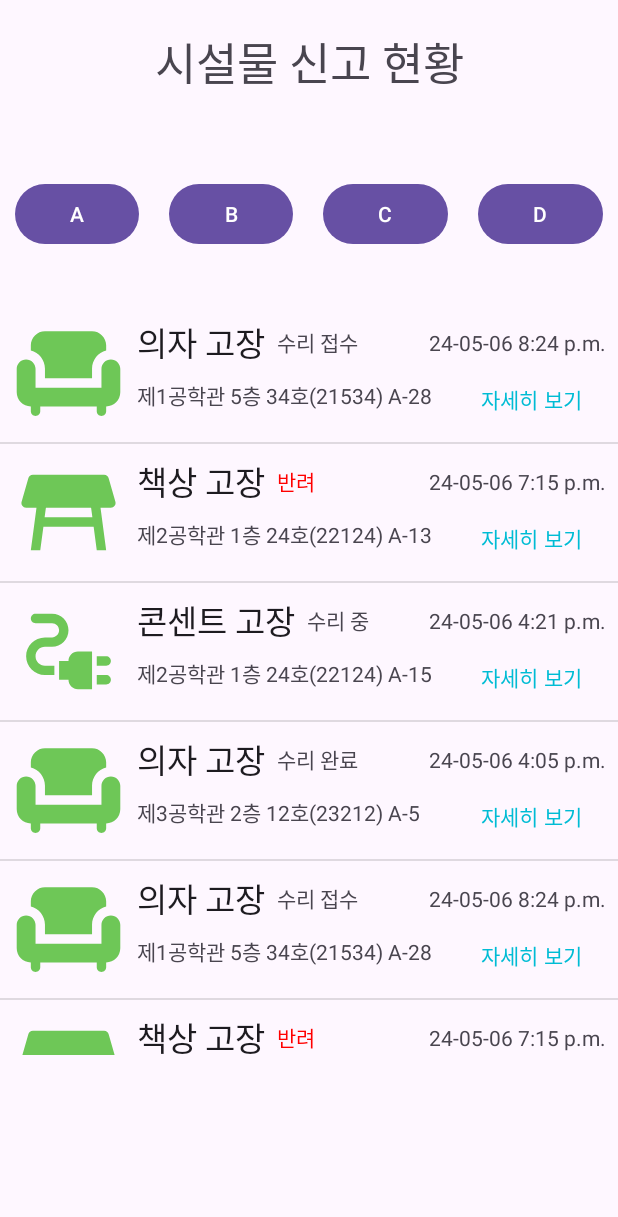
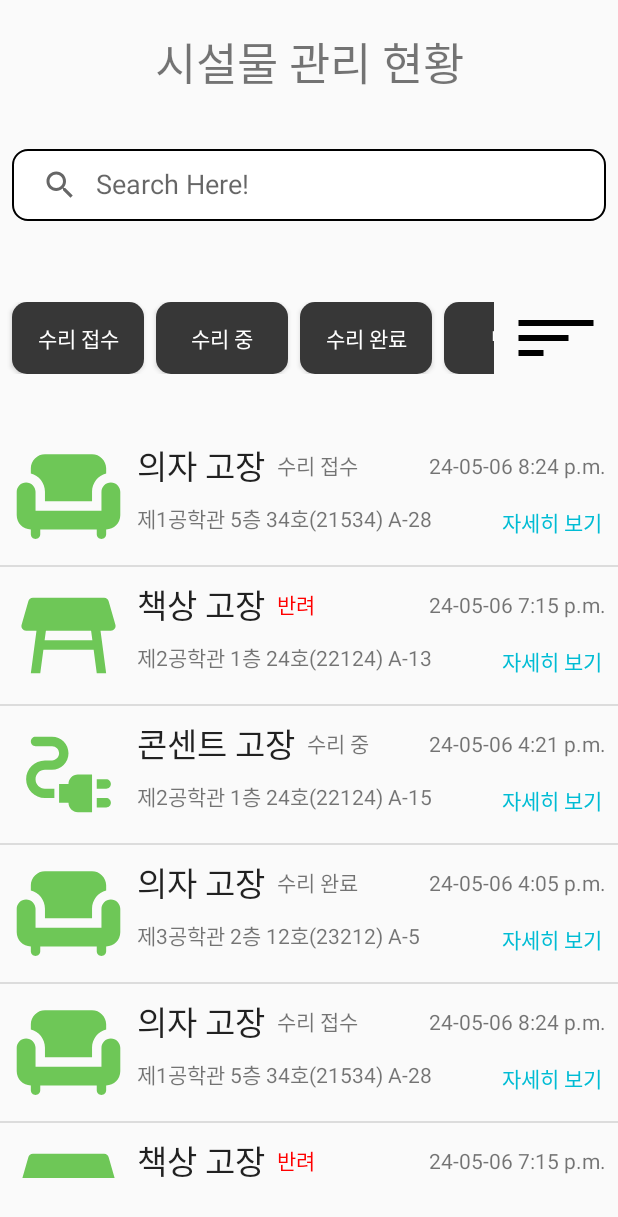
Before and after one commit to 24-1-SKKU-SE/2024spring_42class_team12, an Android app: the screen it shows after launch (MainActivity), on a phone screen of 412 x 824 dp. Shown: the top 1217 px of the screen. Run offline under Robolectric (Android 15) with nearby library versions, the phone set to English and light mode, and no system bars.

Commit message:
Add Search, Filter

```diff
--- a/FixSkkuFront/app/src/main/java/com/skku/fixskkufront/MainActivity.kt
+++ b/FixSkkuFront/app/src/main/java/com/skku/fixskkufront/MainActivity.kt
@@ -1,13 +1,7 @@
 package com.skku.fixskkufront
 
-import android.app.Dialog
-import android.os.Build
 import android.os.Bundle
-import android.view.View
-import android.view.ViewGroup
-import android.widget.Button
 import android.widget.ListView
-import android.widget.Toast
 import androidx.activity.enableEdgeToEdge
 import androidx.appcompat.app.AppCompatActivity
 import androidx.core.view.ViewCompat
--- /dev/null
+++ b/FixSkkuFront/app/src/main/res/drawable/baseline_sort_24.xml
@@ -0,0 +1,5 @@
+<vector xmlns:android="http://schemas.android.com/apk/res/android" android:autoMirrored="true" android:height="24dp" android:tint="#000000" android:viewportHeight="24" android:viewportWidth="24" android:width="24dp">
+
+    <path android:fillColor="@android:color/white" android:pathData="M3,18h6v-2L3,16v2zM3,6v2h18L21,6L3,6zM3,13h12v-2L3,11v2z"/>
+
+</vector>
--- /dev/null
+++ b/FixSkkuFront/app/src/main/res/drawable/rounded_corner_white.xml
@@ -0,0 +1,7 @@
+<?xml version="1.0" encoding="utf-8"?>
+<shape xmlns:android="http://schemas.android.com/apk/res/android"
+    android:shape="rectangle">
+    <corners android:radius="10dip"/>
+    <solid android:color="#373737"/>
+
+</shape>
--- a/FixSkkuFront/app/src/main/res/layout/activity_main.xml
+++ b/FixSkkuFront/app/src/main/res/layout/activity_main.xml
@@ -7,26 +7,63 @@
     android:layout_height="match_parent"
     tools:context=".MainActivity">
 
+    <Button
+        android:layout_width="0dp"
+        android:layout_height="wrap_content"
+        android:layout_margin="8dp"
+        android:background="@drawable/baseline_sort_24"
+        app:layout_constraintBottom_toTopOf="@+id/scrollView2"
+        app:layout_constraintEnd_toEndOf="parent"
+        app:layout_constraintStart_toEndOf="@+id/guideline_80_v"
+        app:layout_constraintTop_toBottomOf="@+id/guideline_10_h" />
+
+    <androidx.appcompat.widget.SearchView
+        android:id="@+id/search_view"
+        android:layout_width="0dp"
+        android:layout_height="wrap_content"
+        android:background="@drawable/rounded_corner"
+        android:layout_margin="8dp"
+        app:iconifiedByDefault="false"
+        app:queryHint="Search Here!"
+        app:layout_constraintBottom_toTopOf="@+id/guideline_5_h"
+        app:layout_constraintStart_toStartOf="parent"
+        app:layout_constraintEnd_toEndOf="parent"
+        app:layout_constraintTop_toBottomOf="@+id/guideline_10_h"/>
+
     <androidx.constraintlayout.widget.Guideline
-        android:id="@+id/guideline_10_h"
+        android:id="@+id/guideline_80_v"
+        android:layout_width="wrap_content"
+        android:layout_height="wrap_content"
+        android:orientation="vertical"
+        app:layout_constraintGuide_percent="0.8" />
+
+    <androidx.constraintlayout.widget.Guideline
+        android:id="@+id/guideline_5_h"
         android:layout_width="wrap_content"
         android:layout_height="wrap_content"
         android:orientation="horizontal"
         app:layout_constraintGuide_percent="0.1" />
 
     <androidx.constraintlayout.widget.Guideline
-        android:id="@+id/guideline_20_h"
+        android:id="@+id/guideline_10_h"
         android:layout_width="wrap_content"
         android:layout_height="wrap_content"
         android:orientation="horizontal"
         app:layout_constraintGuide_percent="0.2" />
 
     <androidx.constraintlayout.widget.Guideline
+        android:id="@+id/guideline_20_h"
+        android:layout_width="wrap_content"
+        android:layout_height="wrap_content"
+        android:orientation="horizontal"
+        app:layout_constraintGuide_percent="0.3" />
+
+    <androidx.constraintlayout.widget.Guideline
         android:id="@+id/guideline_90_h"
         android:layout_width="wrap_content"
         android:layout_height="wrap_content"
         android:orientation="horizontal"
-        app:layout_constraintGuide_percent="0.9" />
+        app:layout_constraintGuide_percent="1" />
 
     <androidx.constraintlayout.widget.Guideline
         android:id="@+id/guideline_80_h"
@@ -35,14 +72,15 @@
         android:orientation="horizontal"
         app:layout_constraintGuide_percent="0.8" />
 
+
     <TextView
         android:id="@+id/Chatting"
         android:layout_width="0dp"
         android:layout_height="wrap_content"
-        android:text="시설물 신고 현황"
+        android:text="시설물 관리 현황"
         android:gravity="center"
         android:textSize="30dp"
-        app:layout_constraintBottom_toTopOf="@id/guideline_10_h"
+        app:layout_constraintBottom_toTopOf="@id/guideline_5_h"
         app:layout_constraintEnd_toEndOf="parent"
         app:layout_constraintStart_toStartOf="parent"
         app:layout_constraintTop_toTopOf="parent"/>
@@ -69,61 +107,64 @@
         </LinearLayout>
     </ScrollView>
 
+
+    <HorizontalScrollView
+        android:layout_width="0dp"
+        android:layout_height="wrap_content"
+        app:layout_constraintBottom_toTopOf="@+id/scrollView2"
+        app:layout_constraintStart_toStartOf="parent"
+        app:layout_constraintEnd_toStartOf="@+id/guideline_80_v"
+        app:layout_constraintTop_toBottomOf="@+id/guideline_10_h">
+
         <LinearLayout
-        android:layout_width="match_parent"
-        android:layout_height="wrap_content"
-        android:orientation="horizontal"
-        app:layout_constraintBottom_toTopOf="@+id/scrollView2"
-        app:layout_constraintTop_toBottomOf="@+id/guideline_10_h">
+            android:id="@+id/linearlayout_button"
+            android:layout_width="wrap_content"
+            android:layout_height="match_parent"
+            android:orientation="horizontal">
 
             <Button
                 android:id="@+id/button2"
-            android:layout_width="8dp"
+                android:layout_width="wrap_content"
                 android:layout_height="wrap_content"
-            android:layout_marginHorizontal="10dp"
+                android:layout_marginHorizontal="8dp"
                 android:layout_marginVertical="0dp"
                 android:layout_weight="1"
-            android:text="A"
-            app:layout_constraintBottom_toTopOf="parent"
-            app:layout_constraintEnd_toEndOf="parent"
-            app:layout_constraintStart_toStartOf="parent"
-            app:layout_constraintTop_toBottomOf="parent" />
+                android:background="@drawable/rounded_corner_white"
+                android:text="수리 접수"
+                android:textColor="@color/white" />
 
             <Button
                 android:id="@+id/button3"
-            android:layout_width="8dp"
+                android:layout_width="wrap_content"
                 android:layout_height="wrap_content"
-            android:layout_marginHorizontal="10dp"
                 android:layout_weight="1"
-            android:text="B"
-            app:layout_constraintBottom_toTopOf="parent"
-            app:layout_constraintEnd_toEndOf="parent"
-            app:layout_constraintStart_toStartOf="parent"
-            app:layout_constraintTop_toBottomOf="parent" />
+                android:background="@drawable/rounded_corner_white"
+                android:text="수리 중"
+                android:textColor="@color/white" />
 
             <Button
                 android:id="@+id/button4"
-            android:layout_width="8dp"
+                android:layout_width="wrap_content"
                 android:layout_height="wrap_content"
-            android:layout_marginHorizontal="10dp"
+                android:layout_marginHorizontal="8dp"
                 android:layout_weight="1"
-            android:text="C"
-            app:layout_constraintBottom_toTopOf="parent"
-            app:layout_constraintEnd_toEndOf="parent"
-            app:layout_constraintStart_toStartOf="parent"
-            app:layout_constraintTop_toBottomOf="parent" />
+                android:background="@drawable/rounded_corner_white"
+                android:text="수리 완료"
+                android:textColor="@color/white"
+
+                />
 
             <Button
                 android:id="@+id/button5"
-            android:layout_width="8dp"
+                android:layout_width="wrap_content"
                 android:layout_height="wrap_content"
-            android:layout_marginHorizontal="10dp"
                 android:layout_weight="1"
-            android:text="D"
-            app:layout_constraintBottom_toTopOf="parent"
-            app:layout_constraintEnd_toEndOf="parent"
-            app:layout_constraintStart_toStartOf="parent"
-            app:layout_constraintTop_toBottomOf="parent" />
+                android:background="@drawable/rounded_corner_white"
+                android:text="반려"
+                android:textColor="@color/white"
+
+                />
         </LinearLayout>
+    </HorizontalScrollView>
 
 </androidx.constraintlayout.widget.ConstraintLayout>
--- a/FixSkkuFront/app/src/main/res/values/themes.xml
+++ b/FixSkkuFront/app/src/main/res/values/themes.xml
@@ -1,6 +1,6 @@
 <resources xmlns:tools="http://schemas.android.com/tools">
     <!-- Base application theme. -->
-    <style name="Base.Theme.FixSkkuFront" parent="Theme.Material3.DayNight.NoActionBar">
+    <style name="Base.Theme.FixSkkuFront" parent="Theme.AppCompat.DayNight.NoActionBar">
         <!-- Customize your light theme here. -->
         <!-- <item name="colorPrimary">@color/my_light_primary</item> -->
         <item name="android:windowAnimationStyle">@style/DialogAnimation</item> <!--custom animation style-->
```
Lines whose indentation alone changed are shown as unchanged.
